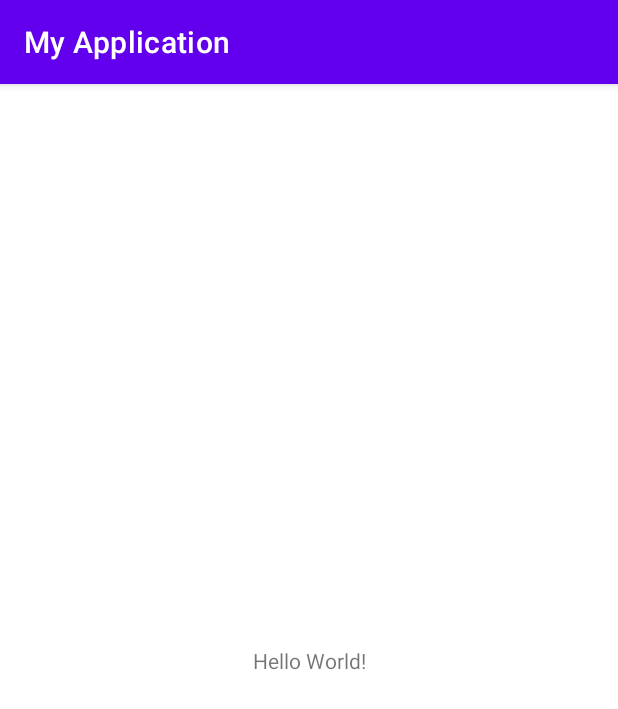
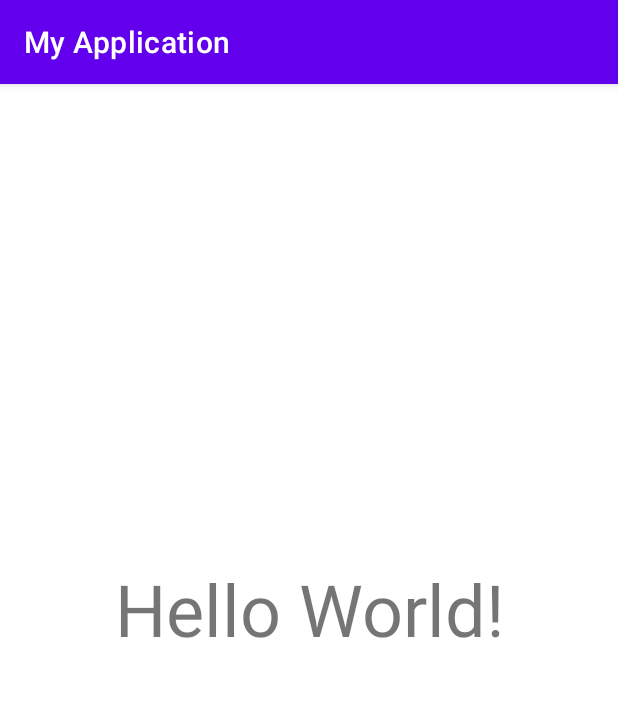
Before and after one commit to Franktheknight/Lab3, an Android app: the screen it shows after launch (MainActivity), on a phone screen of 412 x 824 dp. Shown: the top 709 px of the screen. Run offline under Robolectric (Android 15) with nearby library versions, the phone set to English and light mode, and no system bars.

Commit message:
change text size

```diff
--- a/app/src/main/res/layout/activity_main.xml
+++ b/app/src/main/res/layout/activity_main.xml
@@ -7,9 +7,11 @@
     tools:context=".MainActivity">
 
     <TextView
-        android:layout_width="wrap_content"
-        android:layout_height="wrap_content"
+        android:layout_width="295dp"
+        android:layout_height="134dp"
         android:text="Hello World!"
+        android:textAlignment="center"
+        android:textSize="48sp"
         app:layout_constraintBottom_toBottomOf="parent"
         app:layout_constraintLeft_toLeftOf="parent"
         app:layout_constraintRight_toRightOf="parent"
```
